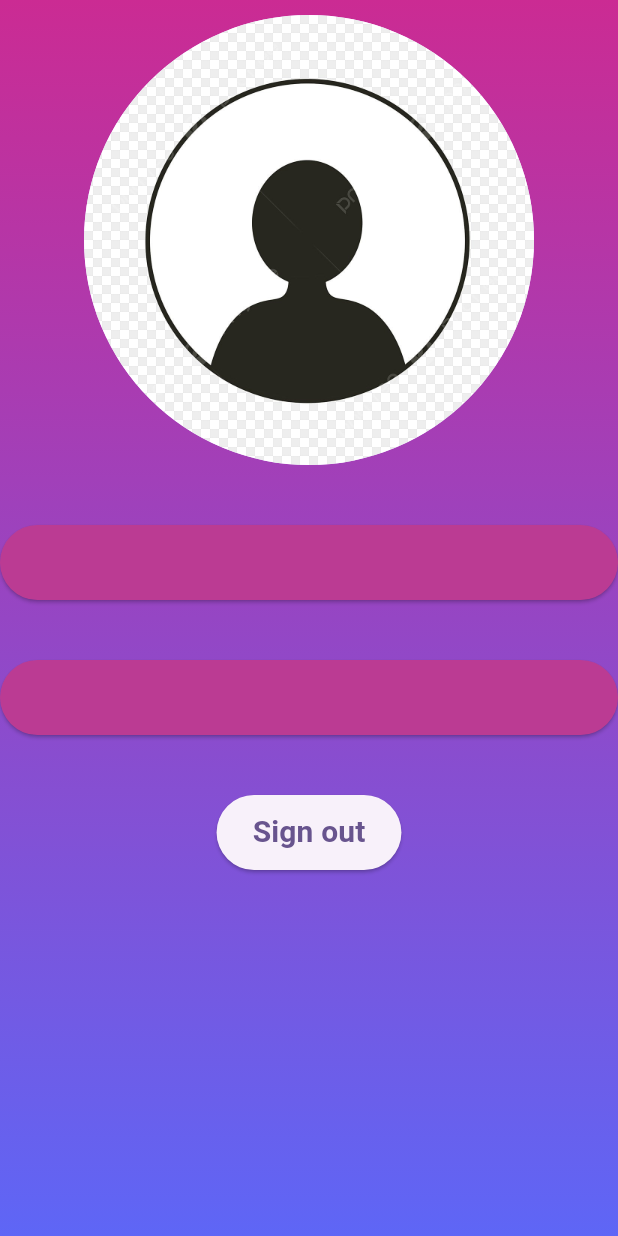
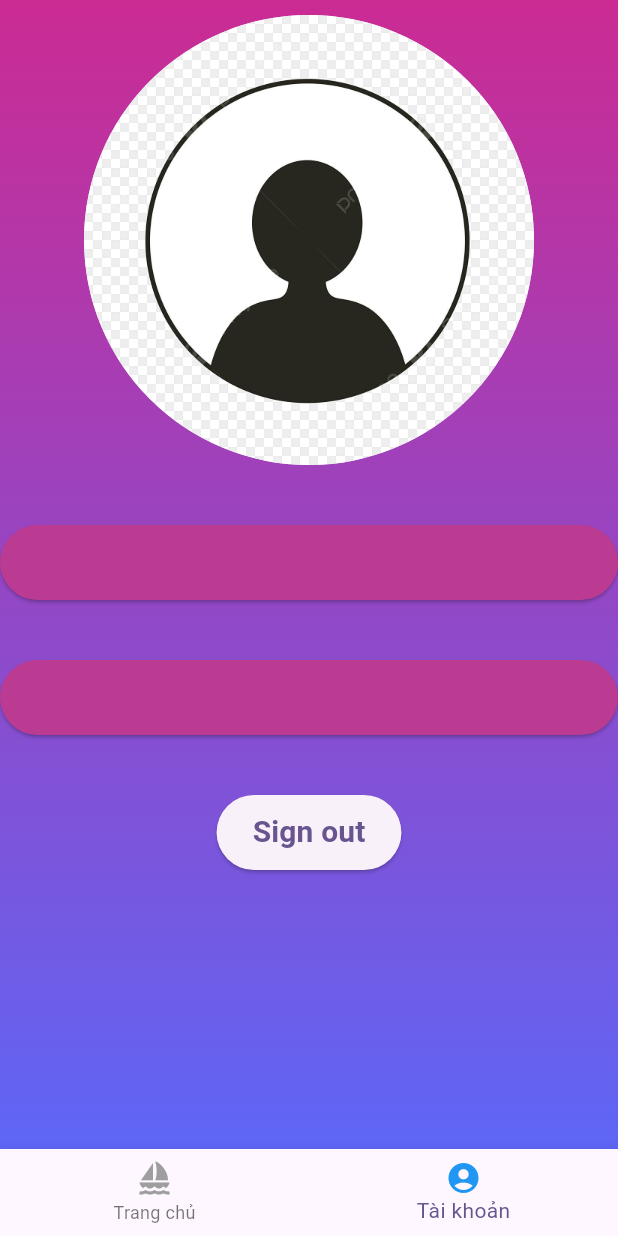
Before and after one commit to Thanhvien04/DoanNhom, a Flutter app: the Profile_screen screen opened directly, on a phone screen of 412 x 824 dp. Run offline on Flutter 3.47's test engine with Material 3 defaults, Android fonts, the light colour scheme and no system bars; our stand-ins replace firebase_auth, firebase_core, firebase_database, image_picker, pinput; missing offline and left inert: dart:ffi; accounts and stored records are empty.

```diff
--- a/lib/Screen/profile_screen.dart
+++ b/lib/Screen/profile_screen.dart
@@ -3,6 +3,7 @@ import 'package:doan/Screen/setting.dart';
 import 'package:firebase_auth/firebase_auth.dart';
 import 'package:firebase_database/firebase_database.dart';
 
+import '../widget/bottomnaviga.dart';
 import 'login_screen.dart';
 import 'package:flutter/material.dart';
 
@@ -40,6 +41,7 @@ class _ProfileState extends State<Profile_screen> {
   Widget build(BuildContext context) {
     return SafeArea(
       child: Scaffold(
+        bottomNavigationBar:const BottomNav(idx: 1,),
           body: Container(
               width: MediaQuery.of(context).size.width,
               height: MediaQuery.of(context).size.height,
```
